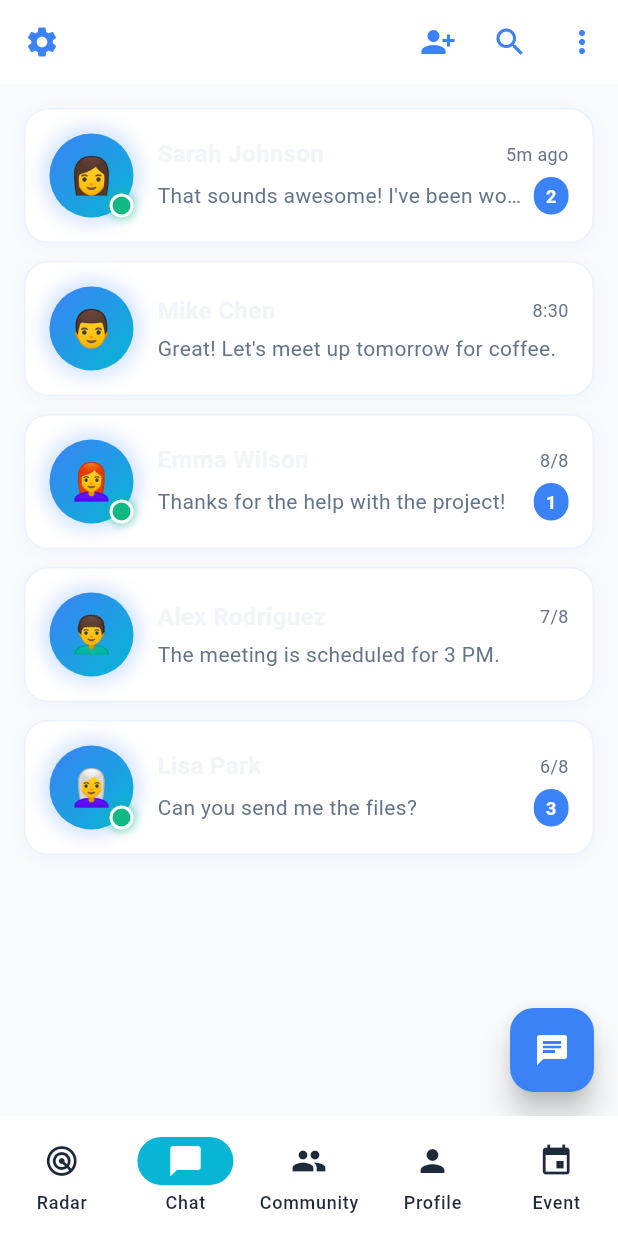
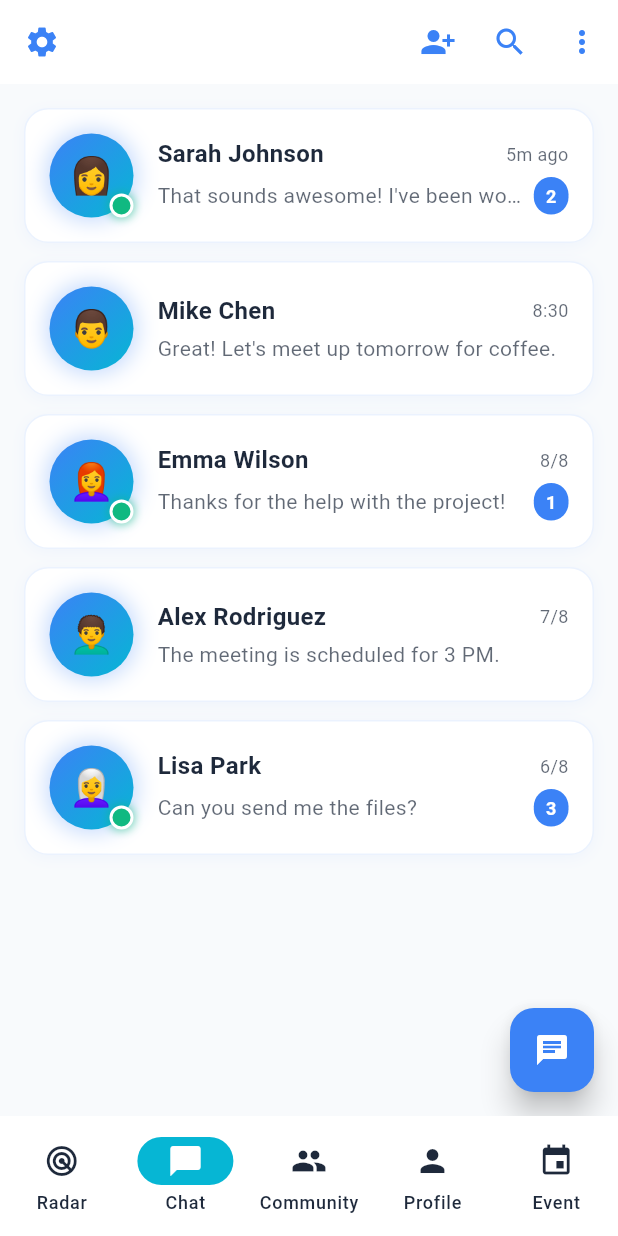
Before and after one commit to TArslan7/ComnecterMobile, a Flutter app: the ChatScreen screen opened by its route, on a phone screen of 412 x 824 dp. Run offline on Flutter 3.47's test engine with Material 3 defaults, Android fonts, the light colour scheme and no system bars; drawn by our look-alikes of flutter_animate; our stand-ins replace audioplayers, confetti, flutter_hooks, flutter_riverpod, go_router, shared_preferences; accounts and stored records are empty.

Commit message:
Chats: darken conversation title and metadata colors for better contrast

```diff
--- a/lib/features/chat/chat_screen.dart
+++ b/lib/features/chat/chat_screen.dart
@@ -261,18 +261,18 @@ class ChatScreen extends HookWidget {
                           Expanded(
                             child: Text(
                               conversation.name,
-                              style: const TextStyle(
+                              style: TextStyle(
                                 fontSize: 16,
                                 fontWeight: FontWeight.bold,
-                                color: AppTheme.textDark,
+                                color: Theme.of(context).colorScheme.onSurface,
                               ),
                             ),
                           ),
                           Text(
                             _formatTime(conversation.timestamp),
-                            style: TextStyle(
+                               style: TextStyle(
                               fontSize: 12,
-                              color: AppTheme.textMedium,
+                                 color: Theme.of(context).colorScheme.onSurface.withOpacity(0.7),
                             ),
                           ),
                         ],
@@ -283,9 +283,9 @@ class ChatScreen extends HookWidget {
                           Expanded(
                             child: Text(
                               conversation.lastMessage,
-                              style: TextStyle(
+                               style: TextStyle(
                                 fontSize: 14,
-                                color: AppTheme.textMedium,
+                                 color: Theme.of(context).colorScheme.onSurface.withOpacity(0.7),
                               ),
                               maxLines: 1,
                               overflow: TextOverflow.ellipsis,
```
